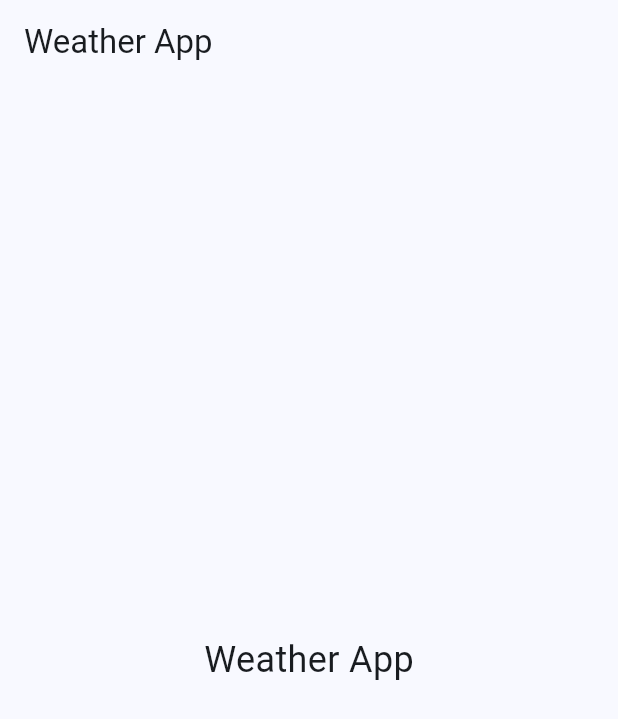
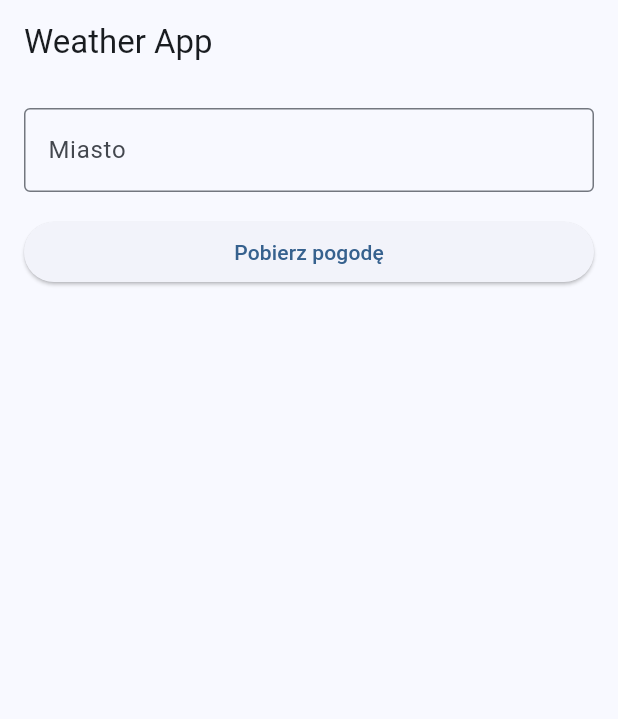
Before and after one commit to maciejHash/weather_mobile_app, a Flutter app: the screen it shows after launch, on a phone screen of 412 x 824 dp. Shown: the top 719 px of the screen. Run offline on Flutter 3.47's test engine with Material 3 defaults, Android fonts, the phone set to English and light mode, and no system bars.

Commit message:
implement Open-Meteo API integration and weather search

```diff
--- a/lib/models/city.dart
+++ b/lib/models/city.dart
@@ -0,0 +1,22 @@
+class City {
+  final String name;
+  final double latitude;
+  final double longitude;
+  final String country;
+
+  City({
+    required this.name,
+    required this.latitude,
+    required this.longitude,
+    required this.country,
+  });
+
+  factory City.fromJson(Map<String, dynamic> json) {
+    return City(
+      name: json['name'] ?? '',
+      latitude: (json['latitude'] as num).toDouble(),
+      longitude: (json['longitude'] as num).toDouble(),
+      country: json['country'] ?? '',
+    );
+  }
+}
--- a/lib/models/weather.dart
+++ b/lib/models/weather.dart
@@ -0,0 +1,21 @@
+class Weather {
+  final double temperature;
+  final double windSpeed;
+  final int weatherCode;
+
+  Weather({
+    required this.temperature,
+    required this.windSpeed,
+    required this.weatherCode,
+  });
+
+  factory Weather.fromJson(Map<String, dynamic> json) {
+    final current = json['current_weather'];
+
+    return Weather(
+      temperature: (current['temperature'] as num).toDouble(),
+      windSpeed: (current['windspeed'] as num).toDouble(),
+      weatherCode: current['weathercode'],
+    );
+  }
+}
--- a/lib/providers/weather_provider.dart
+++ b/lib/providers/weather_provider.dart
@@ -0,0 +1,45 @@
+import 'package:flutter/material.dart';
+
+import '../models/city.dart';
+import '../models/weather.dart';
+import '../services/api_service.dart';
+
+class WeatherProvider extends ChangeNotifier {
+  final ApiService _apiService = ApiService();
+
+  City? city;
+  Weather? weather;
+
+  bool isLoading = false;
+
+  String? errorMessage;
+
+  Future<void> searchWeather(String cityName) async {
+    try {
+      isLoading = true;
+      errorMessage = null;
+
+      notifyListeners();
+
+      city = await _apiService.searchCity(cityName);
+
+      if (city == null) {
+        errorMessage = 'Nie znaleziono miasta';
+
+        isLoading = false;
+
+        notifyListeners();
+
+        return;
+      }
+
+      weather = await _apiService.getWeather(city!.latitude, city!.longitude);
+    } catch (e) {
+      errorMessage = e.toString();
+    } finally {
+      isLoading = false;
+
+      notifyListeners();
+    }
+  }
+}
--- a/lib/screens/home_screen.dart
+++ b/lib/screens/home_screen.dart
@@ -1,14 +1,93 @@
 import 'package:flutter/material.dart';
+import 'package:provider/provider.dart';
 
-class HomeScreen extends StatelessWidget {
+import '../providers/weather_provider.dart';
+
+class HomeScreen extends StatefulWidget {
   const HomeScreen({super.key});
 
   @override
+  State<HomeScreen> createState() => _HomeScreenState();
+}
+
+class _HomeScreenState extends State<HomeScreen> {
+  final TextEditingController cityController = TextEditingController();
+
+  @override
   Widget build(BuildContext context) {
+    final provider = Provider.of<WeatherProvider>(context);
+
     return Scaffold(
-      appBar: AppBar(title: const Text("Weather App")),
-      body: const Center(
-        child: Text("Weather App", style: TextStyle(fontSize: 24)),
+      appBar: AppBar(title: const Text('Weather App')),
+      body: Padding(
+        padding: const EdgeInsets.all(16),
+        child: Column(
+          children: [
+            TextField(
+              controller: cityController,
+              decoration: const InputDecoration(
+                labelText: 'Miasto',
+                border: OutlineInputBorder(),
+              ),
+            ),
+
+            const SizedBox(height: 16),
+
+            SizedBox(
+              width: double.infinity,
+              child: ElevatedButton(
+                onPressed: () {
+                  provider.searchWeather(cityController.text);
+                },
+                child: const Text('Pobierz pogodę'),
+              ),
+            ),
+
+            const SizedBox(height: 24),
+
+            if (provider.isLoading) const CircularProgressIndicator(),
+
+            if (provider.errorMessage != null)
+              Padding(
+                padding: const EdgeInsets.only(top: 16),
+                child: Text(
+                  provider.errorMessage!,
+                  style: const TextStyle(color: Colors.red),
+                ),
+              ),
+
+            if (provider.city != null && provider.weather != null)
+              Card(
+                child: Padding(
+                  padding: const EdgeInsets.all(16),
+                  child: Column(
+                    children: [
+                      Text(
+                        provider.city!.name,
+                        style: const TextStyle(
+                          fontSize: 22,
+                          fontWeight: FontWeight.bold,
+                        ),
+                      ),
+
+                      Text(provider.city!.country),
+
+                      const SizedBox(height: 16),
+
+                      Text(
+                        '${provider.weather!.temperature} °C',
+                        style: const TextStyle(fontSize: 28),
+                      ),
+
+                      const SizedBox(height: 8),
+
+                      Text('Wiatr: ${provider.weather!.windSpeed} km/h'),
+                    ],
+                  ),
+                ),
+              ),
+          ],
+        ),
       ),
     );
   }
```
Also changed, not shown: lib/main.dart (+8 -1 lines), lib/services/api_service.dart (+47 -0 lines).
